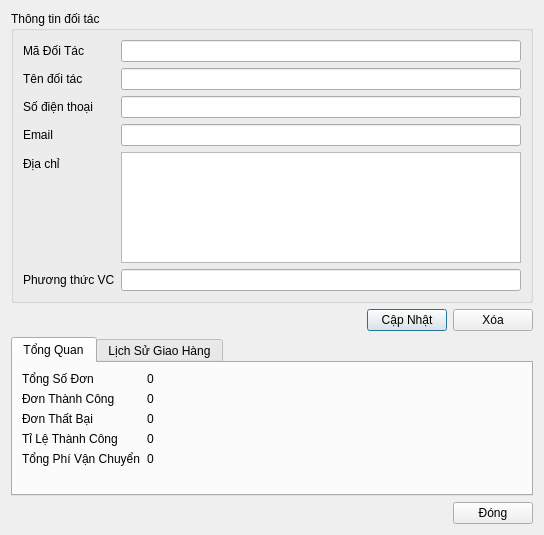
First picture: the form in ui/partner_detail.ui, repository thinh-doan/sales-and-warehouse-management-system, before the edit.
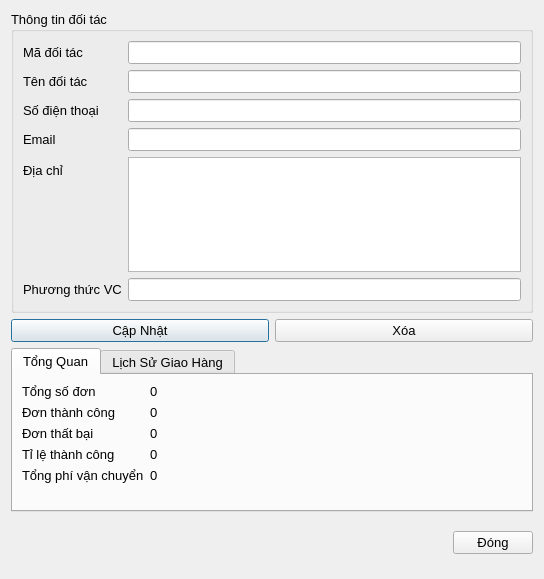
Second picture: the form after the edit. Icons and pictures are not drawn.

Patch:
```diff
--- a/ui/partner_detail.ui
+++ b/ui/partner_detail.ui
@@ -7,9 +7,14 @@
     <x>0</x>
     <y>0</y>
     <width>544</width>
-    <height>535</height>
+    <height>579</height>
    </rect>
   </property>
+  <property name="font">
+   <font>
+    <pointsize>10</pointsize>
+   </font>
+  </property>
   <property name="windowTitle">
    <string>Thông tin đối tác vận chuyển</string>
   </property>
@@ -23,7 +28,7 @@
       <item row="0" column="0">
        <widget class="QLabel" name="lblPartnerID">
         <property name="text">
-         <string>Mã Đối Tác</string>
+         <string>Mã đối tác</string>
         </property>
        </widget>
       </item>
@@ -89,19 +94,6 @@
    </item>
    <item>
     <layout class="QHBoxLayout" name="horizontalLayout">
-     <item>
-      <spacer name="horizontalSpacer_2">
-       <property name="orientation">
-        <enum>Qt::Horizontal</enum>
-       </property>
-       <property name="sizeHint" stdset="0">
-        <size>
-         <width>40</width>
-         <height>20</height>
-        </size>
-       </property>
-      </spacer>
-     </item>
      <item>
       <widget class="QPushButton" name="btnCapNhatDT">
        <property name="text">
@@ -131,7 +123,7 @@
        <item row="0" column="0">
         <widget class="QLabel" name="label">
          <property name="text">
-          <string>Tổng Số Đơn</string>
+          <string>Tổng số đơn</string>
          </property>
         </widget>
        </item>
@@ -145,7 +137,7 @@
        <item row="1" column="0">
         <widget class="QLabel" name="label_2">
          <property name="text">
-          <string>Đơn Thành Công</string>
+          <string>Đơn thành công</string>
          </property>
         </widget>
        </item>
@@ -159,7 +151,7 @@
        <item row="2" column="0">
         <widget class="QLabel" name="label_3">
          <property name="text">
-          <string>Đơn Thất Bại</string>
+          <string>Đơn thất bại</string>
          </property>
         </widget>
        </item>
@@ -173,7 +165,7 @@
        <item row="3" column="0">
         <widget class="QLabel" name="label_4">
          <property name="text">
-          <string>Tỉ Lệ Thành Công</string>
+          <string>Tỉ lệ thành công</string>
          </property>
         </widget>
        </item>
@@ -187,7 +179,7 @@
        <item row="4" column="0">
         <widget class="QLabel" name="label_5">
          <property name="text">
-          <string>Tổng Phí Vận Chuyển</string>
+          <string>Tổng phí vận chuyển</string>
          </property>
         </widget>
        </item>
@@ -248,7 +240,7 @@
        <property name="sizeHint" stdset="0">
         <size>
          <width>0</width>
-         <height>0</height>
+         <height>50</height>
         </size>
        </property>
       </spacer>
```
Left out of the diff: 6 changed lines with no effect on the pictures.
